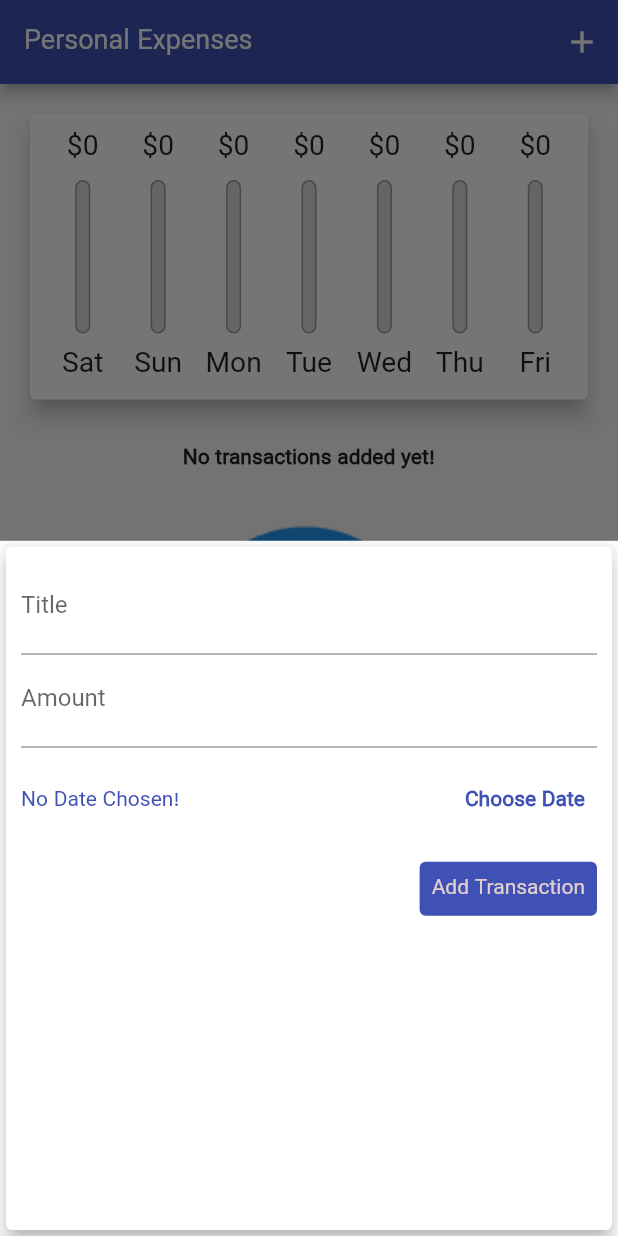
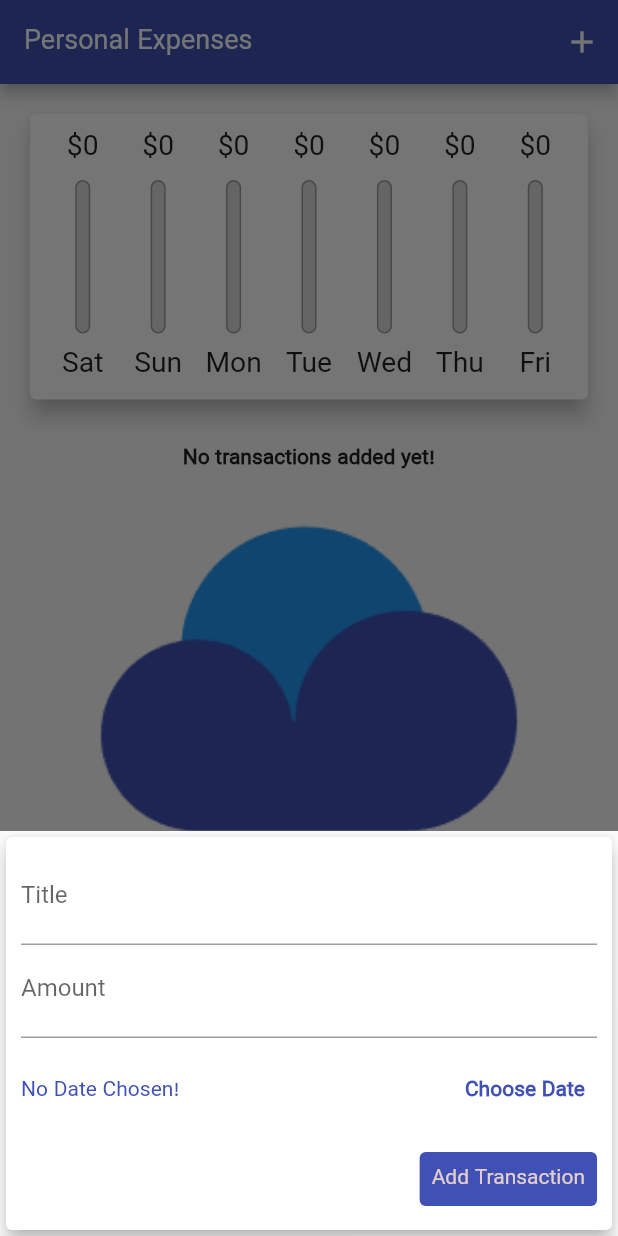
Before and after one commit to khakestari/personal_expenses_app, a Flutter app: the screen it shows after launch, after a tap on the "add" icon, on a phone screen of 412 x 824 dp. Run offline on Flutter 3.47's test engine with Material 2 defaults, Android fonts, the phone set to English and light mode, and no system bars; our stand-ins replace flutter_svg; missing offline and left inert: dart:ffi.

Commit message:
Section 05 finished

```diff
--- a/lib/main.dart
+++ b/lib/main.dart
@@ -1,11 +1,11 @@
+import 'dart:io';
+
+import 'package:flutter/cupertino.dart';
 import 'package:flutter/material.dart';
-import 'package:flutter/services.dart';
-import 'package:intl/intl.dart';
 
-
+import './widgets/new_transaction.dart';
 import './widgets/transaction_list.dart';
 import './widgets/chart.dart';
-import './widgets/new_transaction.dart';
 import './models/transaction.dart';
 
 
@@ -94,25 +94,28 @@ class _MyHomePageState extends State<MyHomePage> {
 
   @override
   Widget build(BuildContext context) {
+    final mediaQuery = MediaQuery.of(context);
     final isLandscape =
-        MediaQuery.of(context).orientation == Orientation.landscape;
+       mediaQuery.orientation == Orientation.landscape;
+
     final appBar = AppBar(
-          title: Text('Personal Expenses'),
-          actions: <Widget>[
-            IconButton(
+      title: Text(
+        'Personal Expenses',
+      ),
+      actions: <Widget>[
+        IconButton(
+          icon: Icon(Icons.add),
                 onPressed: () => _startAddNewTransaction(context),
-                icon: Icon(Icons.add))
-          ],
+        ),
+      ],
     );
     final txListWidget = Container(
         height: (MediaQuery.of(context).size.height -
                 appBar.preferredSize.height -
-                MediaQuery.of(context).padding.top) *
+                mediaQuery.padding.top) *
             0.7,
         child: TransactionList(_userTransactions, _deleteTransaction));
-    return Scaffold(
-        appBar: appBar,
-        body: SingleChildScrollView(
+    final pageBody = SingleChildScrollView(
           child: Column(
           crossAxisAlignment: CrossAxisAlignment.start,
           mainAxisAlignment: MainAxisAlignment.start,
@@ -122,7 +125,7 @@ class _MyHomePageState extends State<MyHomePage> {
                 mainAxisAlignment: MainAxisAlignment.center,
                 children: <Widget>[
                   Text('Show Chart'),
-                  Switch(
+                Switch.adaptive(
                       value: _showChart,
                       onChanged: (val) {
                         setState(() {
@@ -135,7 +138,7 @@ class _MyHomePageState extends State<MyHomePage> {
                 Container(
                       height: (MediaQuery.of(context).size.height -
                               appBar.preferredSize.height -
-                              MediaQuery.of(context).padding.top) *
+                        mediaQuery.padding.top) *
                           0.3,
                     child: Chart(_recentTransactions)),
               if (!isLandscape) txListWidget,
@@ -144,15 +147,27 @@ class _MyHomePageState extends State<MyHomePage> {
                     ? Container(
                         height: (MediaQuery.of(context).size.height -
                               appBar.preferredSize.height -
-                              MediaQuery.of(context).padding.top) *
+                            mediaQuery.padding.top) *
                           0.7,
                         child: Chart(_recentTransactions))
                     : txListWidget
             ],
           ),
-        ),
+    );
+
+    return
+        // Platform.isIOS
+        //     ? CupertinoPageScaffold(
+        //         child: pageBody,
+        //         navigationBar: appBar,
+        //       )
+        Scaffold(
+            appBar: appBar,
+            body: pageBody,
         floatingActionButtonLocation: FloatingActionButtonLocation.centerFloat,
-        floatingActionButton: FloatingActionButton(
+            floatingActionButton: Platform.isIOS
+                ? Container()
+                : FloatingActionButton(
           child: Icon(Icons.add),
           onPressed: () => _startAddNewTransaction(context),
         ));
--- a/lib/widgets/new_transaction.dart
+++ b/lib/widgets/new_transaction.dart
@@ -49,18 +49,22 @@ class _NewTransactionState extends State<NewTransaction> {
 
   @override
   Widget build(BuildContext context) {
-    return Card(
+    return SingleChildScrollView(
+      child: Card(
         elevation: 5,
         child: Container(
-        padding: EdgeInsets.all(10),
+          padding: EdgeInsets.only(
+              top: 10,
+              left: 10,
+              right: 10,
+              bottom: MediaQuery.of(context).viewInsets.bottom + 10),
           child: Column(
             crossAxisAlignment: CrossAxisAlignment.end,
             children: <Widget>[
               TextField(
                   decoration: InputDecoration(label: Text('Title')),
                   controller: _titleController,
-                onSubmitted: (_) => _submitData()
-            ),
+                  onSubmitted: (_) => _submitData()),
               TextField(
                   decoration: InputDecoration(label: Text('Amount')),
                   controller: _amountController,
@@ -98,6 +102,7 @@ class _NewTransactionState extends State<NewTransaction> {
             ],
           ),
         ),
+      ),
     );
   }
 }
--- a/lib/widgets/transaction_list.dart
+++ b/lib/widgets/transaction_list.dart
@@ -63,7 +63,16 @@ class TransactionList extends StatelessWidget {
                       DateFormat.yMMMd().format(transactions[index].date),
                       //style: TextStyle(color: Colors.grey),
                     ),
-                    trailing: IconButton(
+                    trailing: MediaQuery.of(context).size.width > 500
+                        ? TextButton.icon(
+                            onPressed: () => deleteTx(transactions[index].id),
+                            label: Text('Delete'),
+                            icon: Icon(
+                              Icons.delete,
+                              color: Theme.of(context).primaryColor,
+                            ),
+                          )
+                        : IconButton(
                       icon: const Icon(Icons.delete),
                       color: Theme.of(context).primaryColor,
                       onPressed: () => deleteTx(transactions[index].id),
```
Also changed, not shown: 1 other file. Lines whose indentation alone changed are shown as unchanged.
